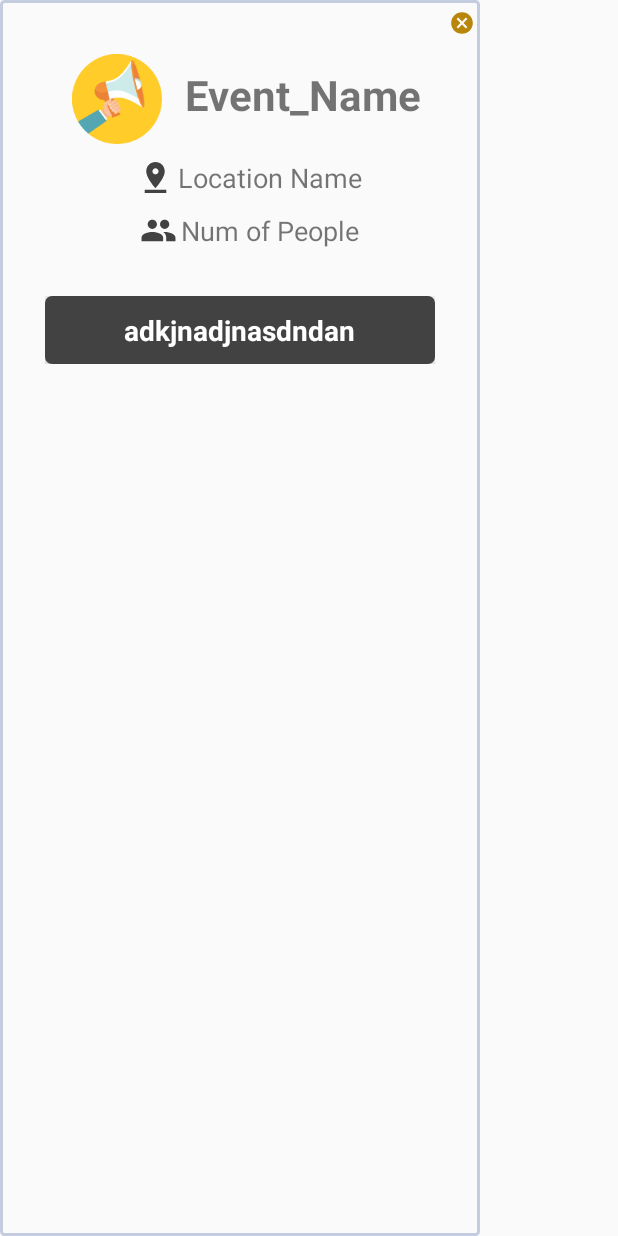
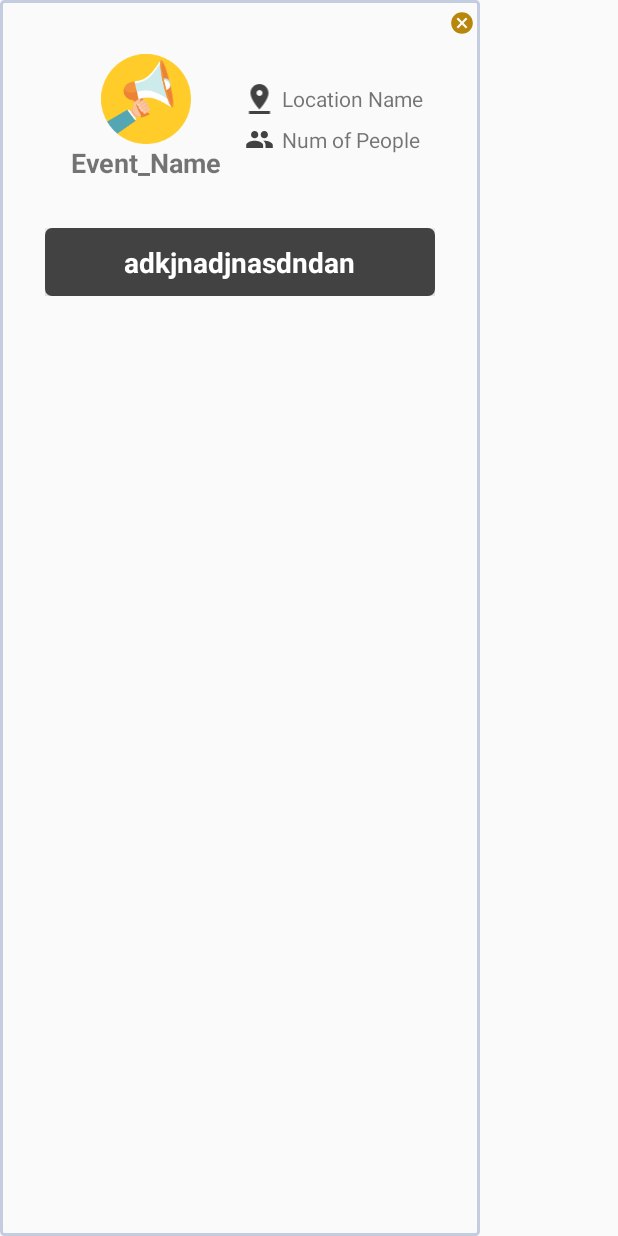
Before and after one commit to q641480816/IS416ProjectFrontEnd, an Android app: the layout join_event_dialog.xml on its own in the app's theme, with its tools: preview values and no code run, on a phone screen of 412 x 824 dp. Run offline under Robolectric (Android 15) with nearby library versions, the phone set to English and light mode, and no system bars; plain views replace AVLoadingIndicatorView.

Commit message:
Update a long features~!!!!!

```diff
--- a/app/src/debug/res/values/google_maps_api.xml
+++ b/app/src/debug/res/values/google_maps_api.xml
@@ -22,5 +22,5 @@
     -->
     <string name="google_maps_key"
         templateMergeStrategy="preserve"
-        translatable="false">AIzaSyDh4REuX74funEB5aS5_NSbEzdS8dl4p0I</string>
+        translatable="false">AIzaSyB1_bhe3lyziHkcThoGf2Rs5rDNA6rLAFY</string>
 </resources>
--- a/app/src/main/java/com/is416/smujio/JioActivity.java
+++ b/app/src/main/java/com/is416/smujio/JioActivity.java
@@ -244,7 +244,6 @@ public class JioActivity extends AppCompatActivity implements ViewPager.OnPageCh
                     myProvider = LocationManager.GPS_PROVIDER;
                     locationManager.requestLocationUpdates(LocationManager.GPS_PROVIDER, 5000, 10, this, null);
                 } else {
-                    General.makeToast(mContext, "GG");
                     myProvider = LocationManager.NETWORK_PROVIDER;
                     locationManager.requestLocationUpdates(LocationManager.NETWORK_PROVIDER, 500000000, 500000000, this, null);
                 }
--- a/app/src/main/res/layout/join_event_dialog.xml
+++ b/app/src/main/res/layout/join_event_dialog.xml
@@ -11,8 +11,7 @@
         android:layout_width="match_parent"
         android:layout_height="match_parent"
         android:background="@drawable/radius_box"
-        android:orientation="vertical"
-        >
+        android:orientation="vertical">
 
         <RelativeLayout
             android:layout_width="match_parent"
@@ -22,39 +21,44 @@
                 android:id="@+id/close"
                 android:layout_width="24dp"
                 android:layout_height="wrap_content"
-                android:src="@drawable/ic_cancel_24dp"
                 android:layout_alignParentRight="true"
-                android:padding="3dp"/>
+                android:padding="3dp"
+                android:src="@drawable/ic_cancel_24dp" />
         </RelativeLayout>
 
-        <LinearLayout
-            xmlns:android="http://schemas.android.com/apk/res/android"
-            android:orientation="horizontal"
+        <LinearLayout xmlns:android="http://schemas.android.com/apk/res/android"
             android:layout_width="match_parent"
             android:layout_height="wrap_content"
-            >
+            android:orientation="horizontal">
 
 
             <LinearLayout
                 android:layout_width="0dp"
                 android:layout_height="wrap_content"
+                android:layout_marginBottom="1dp"
                 android:layout_weight="4"
+                android:gravity="center"
                 android:orientation="vertical"
-                android:paddingLeft="10dp"
-                android:layout_marginBottom="1dp"
+                android:paddingLeft="10dp">
+
+                <LinearLayout
+                    android:layout_width="match_parent"
+                    android:layout_height="match_parent"
+                    android:orientation="horizontal"
                     android:gravity="center">
-                <RelativeLayout
+
+                    <LinearLayout
                         android:layout_width="wrap_content"
-                    android:layout_height="match_parent">
+                        android:layout_height="match_parent"
+                        android:orientation="vertical"
+                        android:gravity="center">
 
                         <ImageView
+                            android:id="@+id/imageType"
                             android:layout_width="60dp"
                             android:layout_height="60dp"
                             android:layout_marginTop="5dp"
-                        android:layout_marginRight="15dp"
-                        android:layout_marginLeft="0dp"
-                        android:src="@mipmap/temp_activity"
-                        android:id="@+id/imageType"></ImageView>
+                            android:src="@mipmap/temp_activity"></ImageView>
 
                         <TextView
                             android:id="@+id/type"
@@ -63,56 +67,56 @@
                             android:layout_centerVertical="true"
                             android:layout_toEndOf="@+id/imageType"
                             android:text="Event_Name"
-                        android:textSize="28sp"
-                        android:textStyle="bold" />
+                            android:textSize="18sp"
 
-                </RelativeLayout>
-
+                            android:textStyle="bold"
+                            />
+                    </LinearLayout>
 
                     <LinearLayout
                         android:layout_width="wrap_content"
-                    android:layout_height="wrap_content"
-                    android:layout_marginTop="10dp"
-                    android:layout_marginBottom="5dp"
-                    android:orientation="horizontal"
-                    android:textAlignment="center">
-
-                    <ImageView
-                        android:layout_width="30dp"
                         android:layout_height="match_parent"
-                        android:src="@drawable/ic_pin_24dp"/>
-
-                    <TextView
-                        android:id="@+id/location"
-                        android:layout_width="wrap_content"
-                        android:layout_height="wrap_content"
-                        android:textSize="18sp"
-                        android:text="Location Name"/>
-
-                </LinearLayout>
+                        android:layout_marginLeft="10dp"
+                        android:orientation="vertical"
+                        android:gravity="center_vertical">
 
                         <LinearLayout
                             android:layout_width="wrap_content"
                             android:layout_height="wrap_content"
                             android:layout_marginTop="5dp"
                             android:orientation="horizontal">
-
                             <ImageView
                                 android:layout_width="30dp"
                                 android:layout_height="match_parent"
-                        android:src="@drawable/ic_group_24dp"/>
-
+                                android:src="@drawable/ic_pin_24dp" />
+                            <TextView
+                                android:id="@+id/location"
+                                android:layout_width="wrap_content"
+                                android:layout_height="match_parent"
+                                android:text="Location Name"
+                                android:gravity="center"
+                                android:textSize="14sp" />
+                        </LinearLayout>
+                        <LinearLayout
+                            android:layout_width="wrap_content"
+                            android:layout_height="wrap_content"
+                            android:layout_marginTop="5dp"
+                            android:orientation="horizontal">
+                            <ImageView
+                                android:layout_width="30dp"
+                                android:layout_height="match_parent"
+                                android:src="@drawable/ic_group_24dp" />
                             <TextView
                                 android:id="@+id/group_size"
                                 android:layout_width="wrap_content"
                                 android:layout_height="wrap_content"
-                        android:textSize="18sp"
-                        android:text="Num of People"/>
-
+                                android:text="Num of People"
+                                android:textSize="14sp" />
+                        </LinearLayout>
                     </LinearLayout>
 
                 </LinearLayout>
-
+            </LinearLayout>
         </LinearLayout>
 
         <com.is416.smujio.component.LoadingButton
--- a/app/src/main/res/layout/pair_fragment.xml
+++ b/app/src/main/res/layout/pair_fragment.xml
@@ -37,6 +37,7 @@
                 android:layout_height="wrap_content"
                 android:layout_centerInParent="true"
                 android:text="Connecting you to someone nearby!"
+                android:textAlignment="center"
                 android:textColor="@android:color/white"
                 android:textSize="20sp" />
 
```
Also changed, not shown: app/src/main/java/com/is416/smujio/component/dialog/JoinEventDialog.java (+1 -22 lines), app/src/main/java/com/is416/smujio/component/fragment/PairFragment.java (+32 -20 lines), app/src/main/java/com/is416/smujio/util/General.java (+6 -6 lines), app/src/main/res/layout/activity_jio.xml (+36 -22 lines), app/src/main/res/layout/init_event_dialog.xml (+7 -16 lines), app/src/main/res/values/strings.xml (+6 -5 lines), app/src/main/res/mipmap-hdpi/date_pinicon.png (added), app/src/main/res/mipmap-hdpi/dine_pinicon.png (added), app/src/main/res/mipmap-hdpi/drink_pinicon.png (added), app/src/main/res/mipmap-hdpi/movie_pinicon.png (added), app/src/main/res/mipmap-hdpi/project_pinicon.png (added), app/src/main/res/mipmap-hdpi/study_pinicon.png (added). Lines whose indentation alone changed are shown as unchanged.
